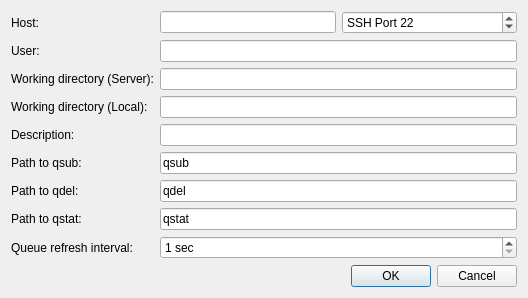
Above: src/globalsearch/queueinterfaces/pbsdialog.ui from xtalopt/XtalOpt before the change. Below: the same form after it.
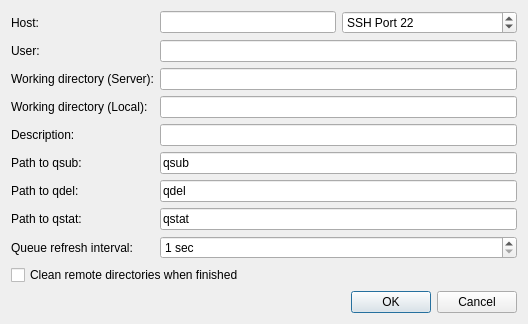
That is the form after the change.

Commit message:
Add an option to clean up remote files for remote QIs.
The option is "Clean remote directories when finished" in the QI
configuration dialog. The option while delete the contents of each
structure directory (but not the directories themselves) when the
optimization is finished.

What changed in the file:
```diff
--- a/src/globalsearch/queueinterfaces/pbsdialog.ui
+++ b/src/globalsearch/queueinterfaces/pbsdialog.ui
@@ -7,7 +7,7 @@
     <x>0</x>
     <y>0</y>
     <width>528</width>
-    <height>245</height>
+    <height>271</height>
    </rect>
   </property>
   <property name="sizePolicy">
@@ -229,7 +229,7 @@
      </property>
     </widget>
    </item>
-   <item row="10" column="3">
+   <item row="12" column="3">
     <widget class="QDialogButtonBox" name="buttonBox">
      <property name="orientation">
       <enum>Qt::Horizontal</enum>
@@ -239,7 +239,7 @@
      </property>
     </widget>
    </item>
-   <item row="9" column="3">
+   <item row="10" column="3">
     <spacer name="verticalSpacer">
      <property name="orientation">
       <enum>Qt::Vertical</enum>
@@ -275,6 +275,13 @@
      </property>
     </widget>
    </item>
+   <item row="9" column="0" colspan="4">
+    <widget class="QCheckBox" name="cb_cleanRemoteOnStop">
+     <property name="text">
+      <string>Clean remote directories when finished</string>
+     </property>
+    </widget>
+   </item>
   </layout>
  </widget>
  <tabstops>
```
The commit also changes 16 other files.
